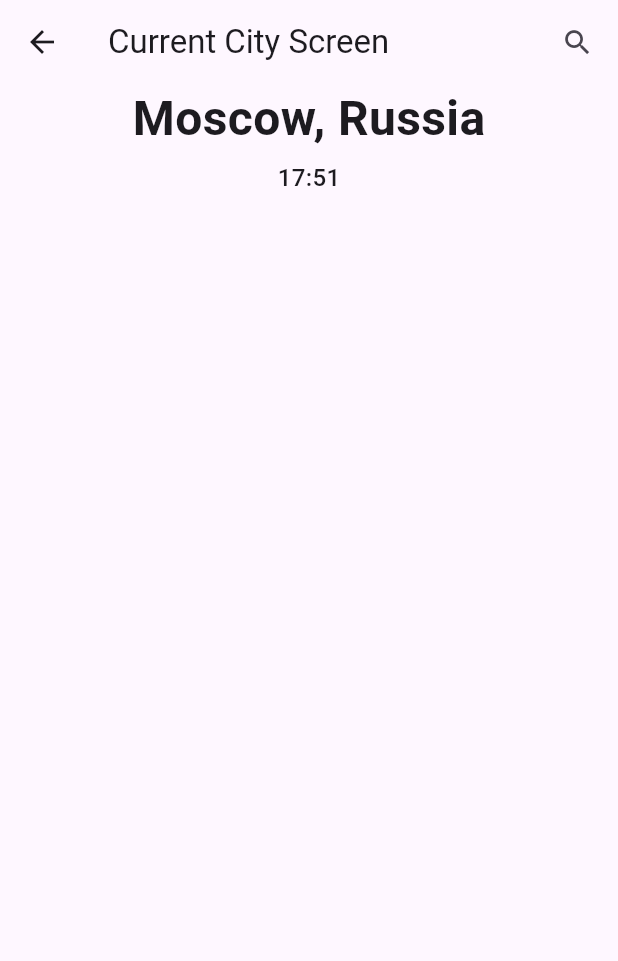
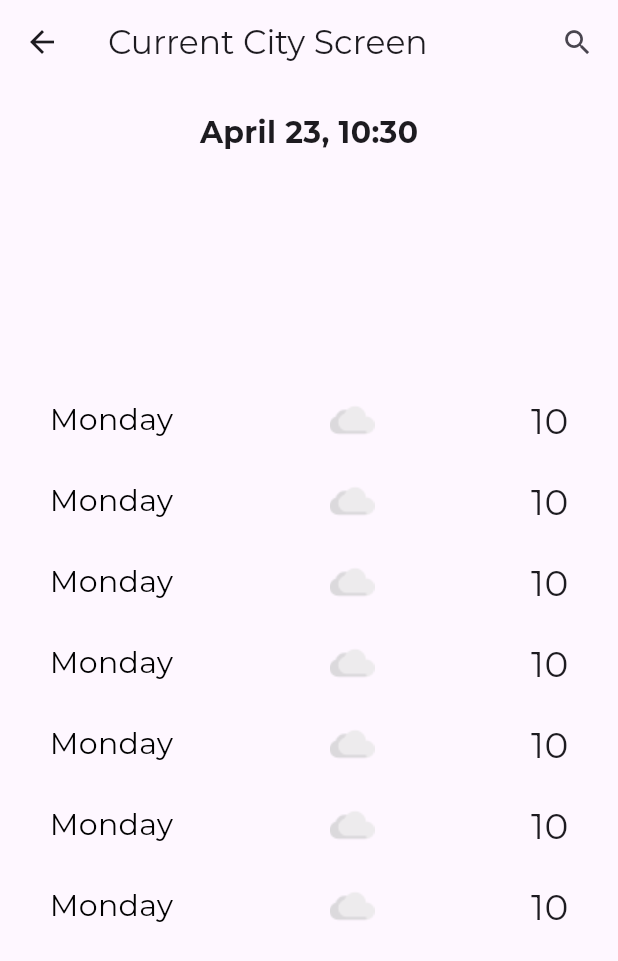
Before and after one commit to rahimov27/weather_app_flutter, a Flutter app: the CurrentCityScreen screen opened directly, on a phone screen of 412 x 824 dp. Shown: the top 961 px of the screen. Run offline on Flutter 3.47's test engine with Material 3 defaults, Android fonts, the phone set to English and light mode, and no system bars; our stand-ins replace google_fonts.

Commit message:
created weather screen

```diff
--- a/lib/main.dart
+++ b/lib/main.dart
@@ -1,9 +1,8 @@
-import 'package:flutter/cupertino.dart';
 import 'package:flutter/material.dart';
 import 'package:google_fonts/google_fonts.dart';
 import 'package:weather_app_project/ui/first_screen.dart';
 
-void main(){
+void main() {
   runApp(const MyApp());
 }
 
@@ -14,7 +13,8 @@ class MyApp extends StatelessWidget {
   Widget build(BuildContext context) {
     return MaterialApp(
       theme: ThemeData(
-        textTheme: GoogleFonts.reemKufiTextTheme(), // Use Google Fonts text theme
+        textTheme:
+            GoogleFonts.montserratTextTheme(), // Use Google Fonts text theme
       ),
       home: const FirstScreen(),
     );
--- /dev/null
+++ b/lib/models/weather_model.dart
@@ -0,0 +1,7 @@
+class WeatherModel {
+  String day;
+  String image;
+  String temp;
+
+  WeatherModel({required this.day, required this.image, required this.temp});
+}
--- a/lib/resources/images.dart
+++ b/lib/resources/images.dart
@@ -3,8 +3,13 @@ part of 'resources.dart';
 class Images {
   Images._();
 
+  static const String dayWind = 'assets/images/DayWind.png';
   static const String sun = 'assets/images/Sun.png';
   static const String arrowRight = 'assets/images/arrow-right.png';
+  static const String cloud1 = 'assets/images/cloud1.png';
+  static const String hazzy = 'assets/images/hazzy.png';
   static const String locationPoint = 'assets/images/location-point.png';
   static const String nightMoon = 'assets/images/night_moon.png';
+  static const String stormyDay = 'assets/images/stormy-day.png';
+  static const String sunny = 'assets/images/sunny.png';
 }
--- a/lib/ui/current_city_screen.dart
+++ b/lib/ui/current_city_screen.dart
@@ -1,14 +1,57 @@
-import 'package:flutter/cupertino.dart';
 import 'package:flutter/material.dart';
+import 'package:intl/intl.dart';
+import 'package:weather_app_project/models/weather_model.dart';
 
 class CurrentCityScreen extends StatelessWidget {
-  const CurrentCityScreen({super.key});
+  const CurrentCityScreen({Key? key}) : super(key: key);
 
   @override
   Widget build(BuildContext context) {
+    DateTime currentDate = DateTime.now();
+    final dateFormatter = DateFormat('MMMM dd, HH:mm');
+    final formattedDate = dateFormatter.format(currentDate);
+
+    List<WeatherModel> data = [
+      WeatherModel(
+        day: 'Monday',
+        image: 'assets/images/cloud1.png',
+        temp: '10',
+      ),
+      WeatherModel(
+        day: 'Monday',
+        image: 'assets/images/cloud1.png',
+        temp: '10',
+      ),
+      WeatherModel(
+        day: 'Monday',
+        image: 'assets/images/cloud1.png',
+        temp: '10',
+      ),
+      WeatherModel(
+        day: 'Monday',
+        image: 'assets/images/cloud1.png',
+        temp: '10',
+      ),
+      WeatherModel(
+        day: 'Monday',
+        image: 'assets/images/cloud1.png',
+        temp: '10',
+      ),
+      WeatherModel(
+        day: 'Monday',
+        image: 'assets/images/cloud1.png',
+        temp: '10',
+      ),
+      WeatherModel(
+        day: 'Monday',
+        image: 'assets/images/cloud1.png',
+        temp: '10',
+      ),
+    ];
+
     return Scaffold(
       appBar: AppBar(
-        title: Text("Current City Screen"),
+        title: const Text("Current City Screen"),
         actions: const [
           Padding(
             padding: EdgeInsets.only(right: 16),
@@ -16,21 +59,55 @@ class CurrentCityScreen extends StatelessWidget {
           ),
         ],
       ),
-      body: const Center(
+      body: Padding(
+        padding: const EdgeInsets.all(18.0),
         child: Column(
           children: [
             Text(
-              "Moscow, Russia",
-              style: TextStyle(fontSize: 32, fontWeight: FontWeight.w600),
+              formattedDate,
+              style: const TextStyle(fontSize: 20, fontWeight: FontWeight.bold),
             ),
-            SizedBox(height: 5),
-            Text(
-              "17:51",
-              style: TextStyle(fontSize: 16, fontWeight: FontWeight.w500),
+            const SizedBox(
+              height: 150,
             ),
+            Expanded(
+              child: ListView.builder(
+                  physics: const NeverScrollableScrollPhysics(),
+                  itemCount: data.length,
+                  itemBuilder: (context, index) =>
+                      WeatherWidget(model: data[index])),
+            )
           ],
         ),
       ),
     );
   }
 }
+
+class WeatherWidget extends StatelessWidget {
+  const WeatherWidget({super.key, required this.model});
+
+  final WeatherModel model;
+
+  @override
+  Widget build(BuildContext context) {
+    return Padding(
+      padding: const EdgeInsets.symmetric(horizontal: 15, vertical: 10),
+      child: Row(
+        mainAxisAlignment: MainAxisAlignment.spaceBetween,
+        children: [
+          Text(
+            model.day,
+            style: const TextStyle(
+                fontSize: 20, fontWeight: FontWeight.w400, color: Colors.black),
+          ),
+          Image.asset(model.image),
+          Text(
+            model.temp,
+            style: const TextStyle(fontSize: 24, fontWeight: FontWeight.w400),
+          )
+        ],
+      ),
+    );
+  }
+}
--- a/pubspec.yaml
+++ b/pubspec.yaml
@@ -37,6 +37,8 @@ dependencies:
   cupertino_icons: ^1.0.6
   spider: ^4.2.2
   google_fonts: ^6.2.1
+  intl: ^0.19.0
+  flutter_svg: ^2.0.5
 
 dev_dependencies:
   flutter_test:
```
Also changed, not shown: lib/core/app_fonts.dart (+6 -3 lines), lib/ui/common_widgets/my_container.dart (added, +51 -0 lines), lib/ui/first_screen.dart (+13 -21 lines), lib/ui/second_screen.dart (+15 -26 lines), lib/ui/weather_screen.dart (added, +150 -0 lines), assets/images/DayWind.png (added), assets/images/cloud1.png (added), assets/images/hazzy.png (added), assets/images/stormy-day.png (added), assets/images/sunny.png (added), pubspec.lock, 7 other files.
